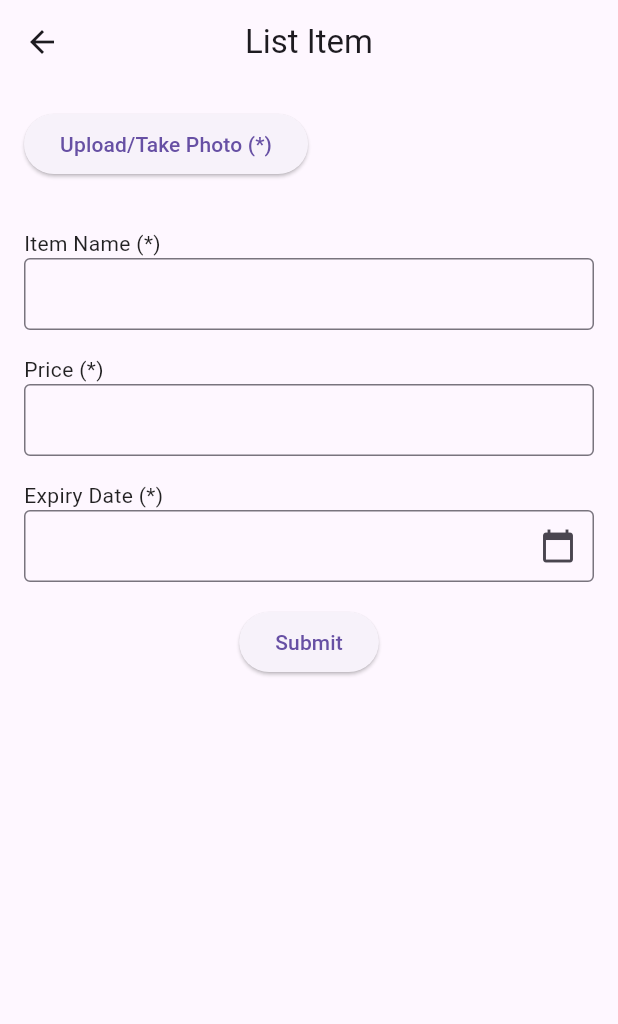
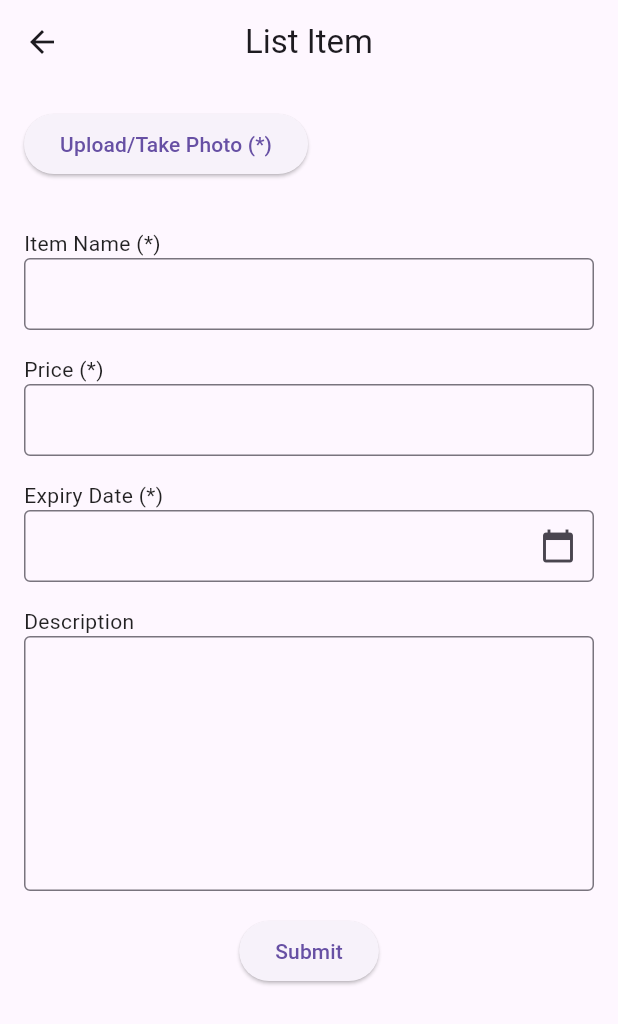
Before and after one commit to aaryanp2904/FoodFamily, a Flutter app: the SellPage screen opened by its route, after a tap on "List New Item", on a phone screen of 412 x 824 dp. Shown: the top 1024 px of the screen. Run offline on Flutter 3.47's test engine with Material 3 defaults, Android fonts, the phone set to English and light mode, and no system bars; our stand-ins replace image_picker.

Commit message:
[ap] Added description functionality, users can now add descriptions to their listings and view descriptions about items

```diff
--- a/lib/item_model.dart
+++ b/lib/item_model.dart
@@ -5,11 +5,13 @@ class Item {
   final List<File> photos;
   final String price;
   final String expiryDate;
+  final String description;
 
   Item({
     required this.name,
     required this.photos,
     required this.price,
     required this.expiryDate,
+    required this.description
   });
 }
--- a/lib/screens/item_detail_page.dart
+++ b/lib/screens/item_detail_page.dart
@@ -33,6 +33,11 @@ class ItemDetailPage extends StatelessWidget {
               "£${item.price}",
               style: TextStyle(fontSize: screenWidth * 0.04), // Responsive text size
             ),
+            const SizedBox(height: 30),
+            Text(
+              item.description,
+              style: TextStyle(fontSize: screenWidth * 0.04), // Responsive text size
+            ),
             const SizedBox(height: 10),
             Text(
               item.expiryDate,
--- a/lib/screens/list_new_item.dart
+++ b/lib/screens/list_new_item.dart
@@ -22,6 +22,7 @@ class _ListNewItemPageState extends State<ListNewItemPage> {
   final TextEditingController _nameController = TextEditingController();
   final TextEditingController _priceController = TextEditingController();
   final TextEditingController _expiryDateController = TextEditingController();
+  final TextEditingController _descriptionController = TextEditingController();
 
   Future<void> _pickImage(ImageSource source) async {
     final picker = ImagePicker();
@@ -109,9 +110,12 @@ class _ListNewItemPageState extends State<ListNewItemPage> {
       photos: _images,
       price: _priceController.text,
       expiryDate: _expiryDateController.text,
+      description: _descriptionController.text
     );
 
     Provider.of<ItemProvider>(context, listen: false).addItem(item);
+
+    Navigator.pop(context);
 
     // Call the onSubmit callback to navigate to the Marketplace screen
     widget.onSubmit();
@@ -195,6 +199,16 @@ class _ListNewItemPageState extends State<ListNewItemPage> {
               },
             ),
             const SizedBox(height: 16),
+            const Text('Description'),
+            TextField(
+              controller: _descriptionController,
+              decoration: const InputDecoration(
+                border: OutlineInputBorder(),
+                contentPadding: EdgeInsets.symmetric(horizontal: 10, vertical: 5),
+              ),
+              style: TextStyle(height: 10),
+            ),
+            const SizedBox(height: 16),
             Center(
               child: ElevatedButton(
                 onPressed: _submitItem,
```
